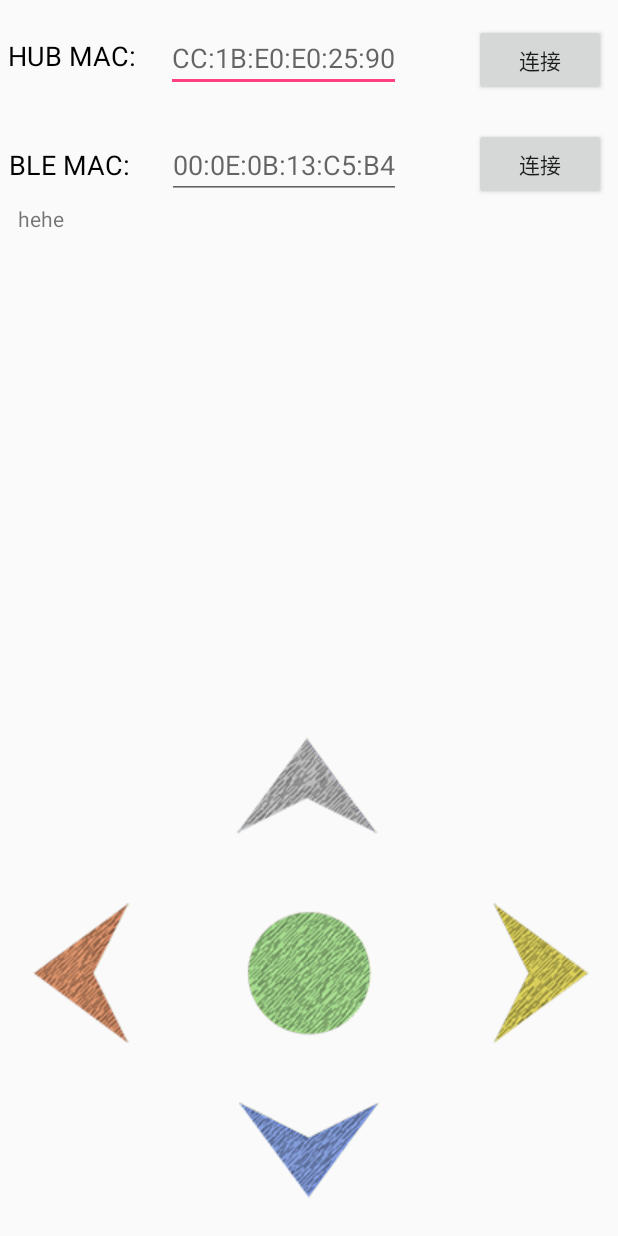
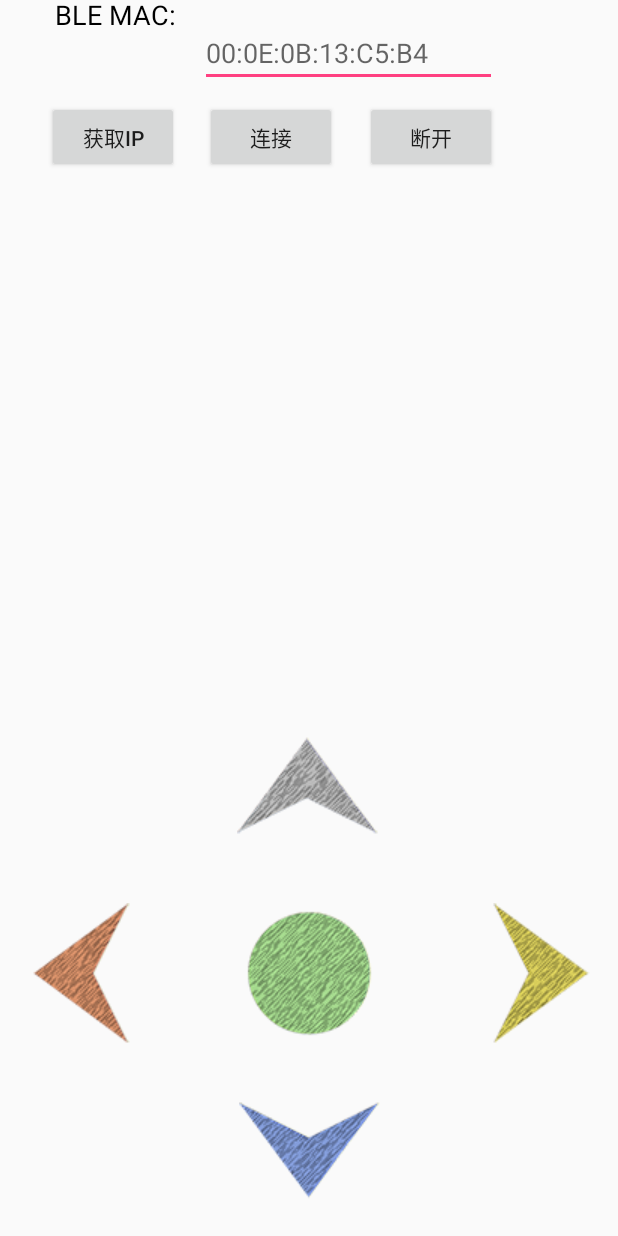
Before and after one commit to Quanwei-Pan/bleapcart, an Android app: the screen it shows after launch (MainActivity), after a tap on "连接", on a phone screen of 412 x 824 dp. Run offline under Robolectric (Android 15) with nearby library versions, the phone set to English and light mode, and no system bars; 1 statement that could not run was skipped; 1 other tap on this screen came first.

Commit message:
fix some bugs

```diff
--- a/proj/app/src/main/java/com/armaccelerator/bleapcart/MainActivity.java
+++ b/proj/app/src/main/java/com/armaccelerator/bleapcart/MainActivity.java
@@ -1,85 +1,189 @@
 package com.armaccelerator.bleapcart;
 
+import android.os.Looper;
 import android.support.v7.app.AppCompatActivity;
 import android.os.Bundle;
 import android.view.View;
 import android.view.View.OnClickListener;
 import android.widget.Button;
+import android.widget.EditText;
 import android.widget.ImageButton;
 import android.widget.Toast;
-import org.apache.http.HttpEntity;
-import org.apache.http.HttpResponse;
-import org.apache.http.client.HttpClient;
-import org.apache.http.client.methods.HttpGet;
-import org.apache.http.impl.client.DefaultHttpClient;
-import org.apache.http.util.EntityUtils;
 import android.os.Handler;
 import android.os.Message;
 import android.widget.TextView;
 
 
 public class MainActivity extends AppCompatActivity{
-    public String ble_mac = null;  //蓝牙BLE MAC
+
+    public String ble_mac = "00:0E:0B:13:C5:B4";  //蓝牙BLE MAC
     public String hub_mac = "CC:1B:E0:E0:25:90";  //HUB MAC
     public String hub_ip  = null;  //HUB IP
-    public boolean hub_FLAG = false;
 
-    private Button send_hub_mac,  send_ble_mac;
+    public static final int SHOW_RESPONSE = 0;
+
+    private Button send_hub_mac,  send_ble_mac, disconnect_ble;
     private ImageButton send_ahead, send_back, send_left, send_right, send_stop;
     private TextView tx_response;
+    private EditText editText;
 
-    private final int VIBRATE_TIME = 60;
+    //新建Handler,接收Message更新TextView控件的内容
+    private Handler handler = new Handler() {
+        @Override
+        public void handleMessage(Message msg) {
+            super.handleMessage(msg);
+            switch (msg.what) {
+                case SHOW_RESPONSE:
+                    String response = (String) msg.obj;
+                    tx_response.setText(response);
+                    break;
+
+                default:
+                    break;
+            }
+        }
+
+    };
 
     private OnClickListener listener = new OnClickListener() {
         @Override
         public void onClick(View view) {
             try {
+
+                //HUB_MAC按键触发
+                int VIBRATE_TIME = 60;
                 if (send_hub_mac == view) {
+                    vibrateHelp.vSimple(view.getContext(), VIBRATE_TIME);
+
+                    new Thread(new Runnable() {
+                        @Override
+                        public void run() {
+                            String response = cassiaHub.discoverHub(hub_mac);
+                            Message message = new Message();
+                            message.what = SHOW_RESPONSE;
+                            message.obj = response;
+                            handler.sendMessage(message);
+                            hub_ip = response;
+                        }
+                    }).start();
+                }
+
+                //按键触发
+                if (send_ble_mac == view) {
+
+                    vibrateHelp.vSimple(view.getContext(), VIBRATE_TIME);
+                    ble_mac = editText.getText().toString();
+                    if(ble_mac.equals(""))
+                    {
+                        ble_mac = "00:0E:0B:13:C5:B4";
+                    }
+                    new Thread(new Runnable() {
+                        @Override
+                        public void run() {
+                            String response = cassiaHub.connectBle(ble_mac,hub_ip);
+                            Looper.prepare();
+                            Toast toast = Toast.makeText(MainActivity.this, String.format("BLE连接状态：%s",response), Toast.LENGTH_SHORT);
+                            toast.show();
+                            Looper.loop();
+                        }
+                    }).start();
+                }
+
+                //按键触发
+                if (disconnect_ble == view) {
 
                     vibrateHelp.vSimple(view.getContext(), VIBRATE_TIME);
 
-                    String result = null;
-                    String requestUrl = "http://api.cassianetworks.com/cassia/hubs/CC:1B:E0:E0:25:90";
-                    result = httpRequest.sendRequestWithHttpClient(requestUrl);
-                    Toast toast = Toast.makeText(MainActivity.this, String.format(""), Toast.LENGTH_SHORT);
-                    toast.show();
+                    new Thread(new Runnable() {
+                        @Override
+                        public void run() {
+                            String result = cassiaHub.disconnectBle(ble_mac,hub_ip);
+                            if(result.equals("OK")) {
+                                Looper.prepare();
+                                Toast toast = Toast.makeText(MainActivity.this, "连接断开", Toast.LENGTH_SHORT);
+                                toast.show();
+                                Looper.loop();
+                            }
+                        }
+                    }).start();
                 }
-                if (send_ble_mac == view) {
+                if (send_ahead == view) {
 
                     vibrateHelp.vSimple(view.getContext(), VIBRATE_TIME);
-
-                    Toast toast = Toast.makeText(MainActivity.this, String.format("连接失败，请检查HUB MAC：%s",hub_ip), Toast.LENGTH_SHORT);
-                    toast.show();
-                }
-               if (send_ahead == view) {
-
-                    vibrateHelp.vSimple(view.getContext(), VIBRATE_TIME);
+                    new Thread(new Runnable() {
+                        @Override
+                        public void run() {
+                            int index = cassiaHub.sendCommand(ble_mac,hub_ip,"ahead");
+                            Looper.prepare();
+                            Toast toast = Toast.makeText(MainActivity.this, String.format("方向：%d",index), Toast.LENGTH_SHORT);
+                            toast.show();
+                            Looper.loop();
+                        }
+                    }).start();
 
                 }
                 if (send_back == view) {
 
                     vibrateHelp.vSimple(view.getContext(), VIBRATE_TIME);
+                    new Thread(new Runnable() {
+                        @Override
+                        public void run() {
+                            int index = cassiaHub.sendCommand(ble_mac,hub_ip,"back");
+                            Looper.prepare();
+                            Toast toast = Toast.makeText(MainActivity.this, String.format("方向：%d",index), Toast.LENGTH_SHORT);
+                            toast.show();
+                            Looper.loop();
+                        }
+                    }).start();
 
                 }
                 if (send_left == view) {
 
                     vibrateHelp.vSimple(view.getContext(), VIBRATE_TIME);
-
+                    new Thread(new Runnable() {
+                        @Override
+                        public void run() {
+                            int index = cassiaHub.sendCommand(ble_mac,hub_ip,"left");
+                            Looper.prepare();
+                            Toast toast = Toast.makeText(MainActivity.this, String.format("方向：%d",index), Toast.LENGTH_SHORT);
+                            toast.show();
+                            Looper.loop();
+                        }
+                    }).start();
                 }
                 if (send_right == view) {
 
                     vibrateHelp.vSimple(view.getContext(), VIBRATE_TIME);
+                    new Thread(new Runnable() {
+                        @Override
+                        public void run() {
+                            int index = cassiaHub.sendCommand(ble_mac,hub_ip,"right");
+                            Looper.prepare();
+                            Toast toast = Toast.makeText(MainActivity.this, String.format("方向：%d",index), Toast.LENGTH_SHORT);
+                            toast.show();
+                            Looper.loop();
+                        }
+                    }).start();
 
                 }
                 if (send_stop == view) {
 
                     vibrateHelp.vSimple(view.getContext(), VIBRATE_TIME);
+                    new Thread(new Runnable() {
+                        @Override
+                        public void run() {
+                            int index = cassiaHub.sendCommand(ble_mac,hub_ip,"stop");
+                            Looper.prepare();
+                            Toast toast = Toast.makeText(MainActivity.this, String.format("方向：%d",index), Toast.LENGTH_SHORT);
+                            toast.show();
+                            Looper.loop();
+                        }
+                    }).start();
 
                 }
             }catch(Exception e){
 
             }
-
         }
     };
 
@@ -89,18 +193,24 @@ public class MainActivity extends AppCompatActivity{
         setContentView(R.layout.activity_main);
         send_hub_mac= (Button) this.findViewById(R.id.send_hub_mac_button);
         send_ble_mac = (Button) this.findViewById(R.id.send_ble_mac_button);
+        disconnect_ble = (Button) this.findViewById(R.id.discon_ble_mac_button);
         send_ahead = (ImageButton) this.findViewById(R.id.ahead);
         send_back = (ImageButton) this.findViewById(R.id.back);
         send_left = (ImageButton) this.findViewById(R.id.left);
         send_right = (ImageButton) this.findViewById(R.id.right);
         send_stop = (ImageButton) this.findViewById(R.id.stop);
+
         send_hub_mac.setOnClickListener(listener);
         send_ble_mac.setOnClickListener(listener);
+        disconnect_ble.setOnClickListener(listener);
         send_ahead.setOnClickListener(listener);
         send_back.setOnClickListener(listener);
         send_left.setOnClickListener(listener);
         send_right.setOnClickListener(listener);
         send_stop.setOnClickListener(listener);
+
         tx_response = (TextView)findViewById(R.id.tx_response_s);
+
+        editText = (EditText) findViewById(R.id.ble_mac);
     }
 }
--- a/proj/app/src/main/java/com/armaccelerator/bleapcart/httpRequest.java
+++ /dev/null
@@ -1,73 +0,0 @@
-package com.armaccelerator.bleapcart;
-
-import android.os.Handler;
-import android.os.Message;
-
-import org.apache.http.HttpEntity;
-import org.apache.http.HttpResponse;
-import org.apache.http.client.HttpClient;
-import org.apache.http.client.methods.HttpGet;
-import org.apache.http.impl.client.DefaultHttpClient;
-import org.apache.http.util.EntityUtils;
-import java.io.BufferedReader;
-import java.io.ByteArrayOutputStream;
-import java.io.File;
-import java.io.FileInputStream;
-import java.io.FileNotFoundException;
-import java.io.InputStream;
-import java.io.InputStreamReader;
-import java.io.OutputStream;
-import java.net.HttpURLConnection;
-import java.net.InetAddress;
-import java.net.Socket;
-import java.net.URL;
-import java.net.URLConnection;
-import java.net.URLEncoder;
-import java.util.HashMap;
-import java.util.Map;
-import java.util.Map.Entry;
-import java.util.Set;
-
-public class httpRequest {
-
-    public static final int SHOW_RESPONSE = 0;
-
-    private Handler handler = new Handler() {
-        @Override
-        public void handleMessage(Message msg) {
-            super.handleMessage(msg);
-            switch (msg.what) {
-                case SHOW_RESPONSE:
-                    String response = (String) msg.obj;
-                    tx_response.setText(response);
-                    break;
-                default:
-                    break;
-            }
-        }
-    };
-
-    //发送网络请求，开启线程
-    public static  String sendRequestWithHttpClient(final String url) {
-        final String[] result = {null};
-        new Thread(new Runnable() {
-            @Override
-            public void run() {
-                //用HttpClient发送请求
-                HttpClient httpCient = new DefaultHttpClient();
-                HttpGet httpGet = new HttpGet(url);
-                try {
-                    HttpResponse httpResponse = httpCient.execute(httpGet);
-                    if (httpResponse.getStatusLine().getStatusCode() == 200) {
-                        HttpEntity entity = httpResponse.getEntity();
-                        String response = EntityUtils.toString(entity, "utf-8"); //将entity当中的数据转换为字符串
-                        result[0] = response.toString();
-                    }
-                } catch (Exception e) {
-                    e.printStackTrace();
-                }
-            }
-        }).start();//这个start()方法不要忘记了
-        return result[0];
-    }
-}
--- a/proj/app/src/main/res/layout/content_main.xml
+++ b/proj/app/src/main/res/layout/content_main.xml
@@ -9,55 +9,54 @@
     tools:showIn="@layout/activity_main">
 
     <EditText
-        android:id="@+id/hub_mac"
-        android:layout_width="wrap_content"
-        android:layout_height="wrap_content"
-        android:layout_alignParentStart="true"
-        android:layout_alignParentTop="true"
-        android:layout_marginEnd="91dp"
-        android:layout_marginStart="94dp"
-        android:layout_marginTop="16dp"
-        android:hint="@string/edit_hub_mac"
-        app:layout_constraintHorizontal_bias="0.274"
-        app:layout_constraintLeft_toLeftOf="parent"
-        app:layout_constraintRight_toRightOf="@+id/send_ble_mac_button"
-        app:layout_constraintTop_toTopOf="parent"
+        android:id="@+id/ble_mac"
+        android:layout_width="198dp"
+        android:layout_height="0dp"
+        android:layout_below="@+id/send_hub_mac_button"
+        android:layout_toStartOf="@+id/send_hub_mac_button"
+        android:hint="@string/edit_ble_mac"
         tools:layout_constraintLeft_creator="1"
         tools:layout_constraintRight_creator="1"
-        tools:layout_constraintTop_creator="1" />
-
-    <EditText
-        android:id="@+id/ble_mac"
-        android:layout_width="wrap_content"
-        android:layout_height="wrap_content"
-        android:layout_below="@+id/send_hub_mac_button"
-        android:layout_marginTop="26dp"
-        android:layout_toStartOf="@+id/send_hub_mac_button"
-        android:hint="@string/edit_ble_mac"
-        app:layout_constraintHorizontal_bias="1.0"
-        app:layout_constraintLeft_toLeftOf="@+id/hub_mac"
-        app:layout_constraintRight_toRightOf="@+id/hub_mac"
-        app:layout_constraintTop_toBottomOf="@+id/hub_mac"
-        tools:layout_constraintLeft_creator="1"
-        tools:layout_constraintRight_creator="1"
-        tools:layout_constraintTop_creator="1" />
+        tools:layout_constraintTop_creator="1"
+        tools:layout_constraintBottom_creator="1"
+        app:layout_constraintBottom_toTopOf="@+id/send_ble_mac_button"
+        android:layout_marginStart="26dp"
+        android:layout_marginEnd="26dp"
+        app:layout_constraintRight_toRightOf="@+id/send_ble_mac_button"
+        android:layout_marginTop="16dp"
+        android:layout_marginBottom="9dp"
+        app:layout_constraintTop_toTopOf="parent"
+        app:layout_constraintLeft_toRightOf="@+id/left"
+        app:layout_constraintHorizontal_bias="0.0"
+        app:layout_constraintVertical_bias="1.0" />
 
     <Button
         android:id="@+id/send_hub_mac_button"
         android:layout_width="88dp"
         android:layout_height="wrap_content"
         android:layout_alignParentTop="true"
-        android:layout_toEndOf="@+id/hub_mac"
         android:text="@string/send_hub_mac"
-        android:onClick="send_hub_mac"
+        android:layout_marginStart="2dp"
+        app:layout_constraintBaseline_toBaselineOf="@+id/send_ble_mac_button"
+        tools:layout_constraintBaseline_creator="1"
+        tools:layout_constraintLeft_creator="1"
+        app:layout_constraintLeft_toLeftOf="@+id/tx_response_s"
+        android:layout_marginLeft="-13dp" />
+
+    <Button
+        android:id="@+id/discon_ble_mac_button"
+        android:layout_width="88dp"
+        android:layout_height="wrap_content"
+        android:layout_alignStart="@+id/send_hub_mac_button"
+        android:layout_alignTop="@+id/ble_mac"
+        android:text="@string/disconnect"
+        tools:ignore="RtlHardcoded"
         tools:layout_constraintTop_creator="1"
         tools:layout_constraintRight_creator="1"
-        app:layout_constraintRight_toRightOf="@+id/send_ble_mac_button"
-        android:layout_marginTop="16dp"
-        tools:layout_constraintLeft_creator="1"
-        app:layout_constraintLeft_toLeftOf="@+id/send_ble_mac_button"
-        app:layout_constraintTop_toTopOf="parent"
-        app:layout_constraintHorizontal_bias="0.0" />
+        app:layout_constraintRight_toRightOf="@+id/ble_mac"
+        android:layout_marginTop="9dp"
+        app:layout_constraintTop_toBottomOf="@+id/ble_mac"
+        android:layout_marginRight="0dp" />
 
     <Button
         android:id="@+id/send_ble_mac_button"
@@ -67,14 +66,13 @@
         android:layout_alignTop="@+id/ble_mac"
         android:text="@string/send_ble_mac"
         tools:ignore="RtlHardcoded"
-        android:onClick="send_ble_mac"
-        tools:layout_constraintTop_creator="1"
-        tools:layout_constraintRight_creator="1"
-        android:layout_marginEnd="8dp"
-        app:layout_constraintRight_toRightOf="parent"
-        android:layout_marginTop="21dp"
-        app:layout_constraintTop_toBottomOf="@+id/send_hub_mac_button"
-        android:layout_marginRight="8dp" />
+        android:layout_marginStart="17dp"
+        tools:layout_constraintBottom_creator="1"
+        app:layout_constraintBottom_toTopOf="@+id/tx_response_s"
+        tools:layout_constraintLeft_creator="1"
+        android:layout_marginBottom="6dp"
+        app:layout_constraintLeft_toRightOf="@+id/send_hub_mac_button"
+        android:layout_marginLeft="17dp" />
 
     <ImageButton
         android:id="@+id/left"
@@ -167,28 +165,6 @@
         tools:ignore="ContentDescription" />
 
     <TextView
-        android:id="@+id/tx_hub_mac"
-        android:layout_width="wrap_content"
-        android:layout_height="wrap_content"
-        android:layout_marginBottom="21dp"
-        android:layout_marginStart="5dp"
-        android:layout_marginTop="16dp"
-        android:gravity="center"
-        android:text="@string/head_hub_mac"
-        android:textColor="#ff000000"
-        android:textSize="18sp"
-        app:layout_constraintBottom_toTopOf="@+id/tx_ble_mac"
-        app:layout_constraintHorizontal_bias="0.0"
-        app:layout_constraintLeft_toLeftOf="parent"
-        app:layout_constraintRight_toLeftOf="@+id/hub_mac"
-        app:layout_constraintTop_toTopOf="parent"
-        app:layout_constraintVertical_bias="0.25"
-        tools:layout_constraintBottom_creator="1"
-        tools:layout_constraintLeft_creator="1"
-        tools:layout_constraintRight_creator="1"
-        tools:layout_constraintTop_creator="1" />
-
-    <TextView
         android:id="@+id/tx_ble_mac"
         android:layout_width="wrap_content"
         android:layout_height="wrap_content"
@@ -197,7 +173,7 @@
         android:textColor="#ff000000"
         android:textSize="18sp"
         app:layout_constraintBaseline_toBaselineOf="@+id/ble_mac"
-        app:layout_constraintHorizontal_bias="0.016"
+        app:layout_constraintHorizontal_bias="0.109"
         app:layout_constraintLeft_toLeftOf="parent"
         app:layout_constraintRight_toRightOf="parent"
         tools:layout_constraintBaseline_creator="1"
@@ -208,15 +184,15 @@
         android:id="@+id/tx_response_s"
         android:layout_width="0dp"
         android:layout_height="90dp"
-        android:layout_marginTop="136dp"
-        android:text="@string/hello_world"
+        android:layout_marginTop="121dp"
+        android:text="@string/content_blank"
         app:layout_constraintLeft_toLeftOf="parent"
         app:layout_constraintRight_toRightOf="parent"
         app:layout_constraintTop_toTopOf="parent"
         tools:layout_constraintLeft_creator="1"
         tools:layout_constraintRight_creator="1"
         tools:layout_constraintTop_creator="1"
-        android:layout_marginStart="12dp"
-        android:layout_marginEnd="12dp" />
+        android:layout_marginStart="29dp"
+        android:layout_marginEnd="29dp" />
 
 </android.support.constraint.ConstraintLayout>
--- a/proj/app/src/main/res/values/strings.xml
+++ b/proj/app/src/main/res/values/strings.xml
@@ -1,10 +1,10 @@
 <resources>
     <string name="app_name">BLE AP Cart</string>
-    <string name="edit_hub_mac">CC:1B:E0:E0:25:90</string>
     <string name="edit_ble_mac">00:0E:0B:13:C5:B4</string>
-    <string name="send_hub_mac">连接</string>
+    <string name="send_hub_mac">获取IP</string>
     <string name="send_ble_mac">连接</string>
+    <string name="disconnect">断开</string>
     <string name="head_hub_mac">HUB MAC:</string>
     <string name="head_ble_mac">BLE MAC:</string>
-    <string name="hello_world">hehe</string>
+    <string name="content_blank">记录显示</string>
 </resources>
```
Also changed, not shown: proj/app/src/main/java/com/armaccelerator/bleapcart/cassiaHub.java (+190 -29 lines), 2 other files.
